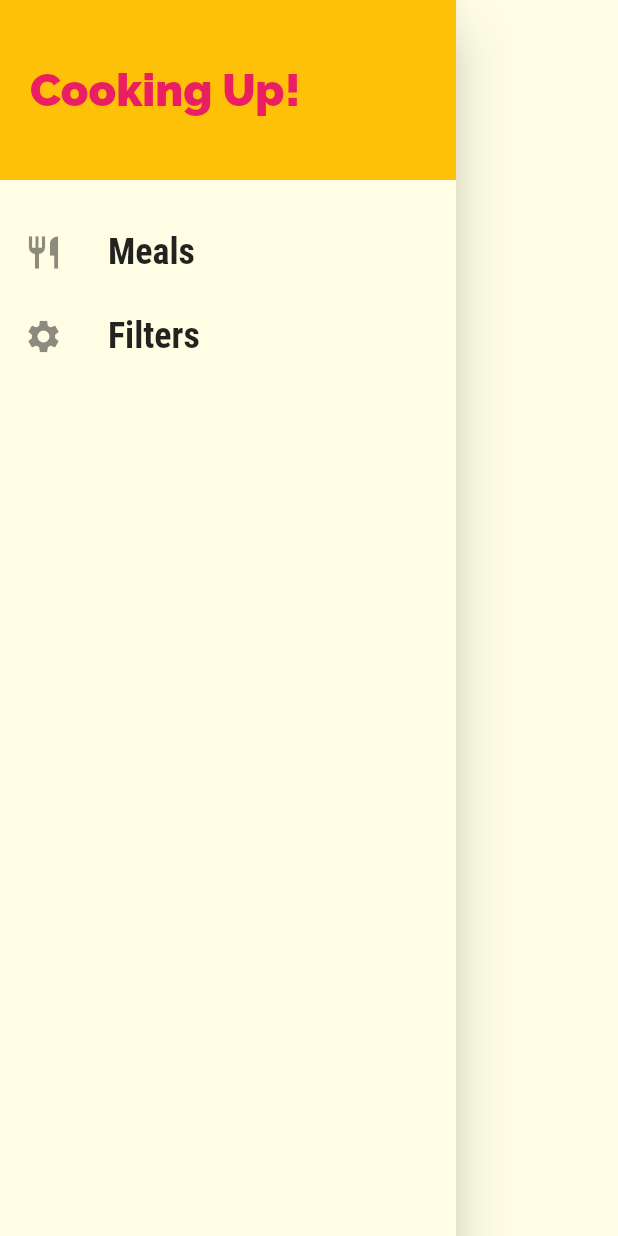
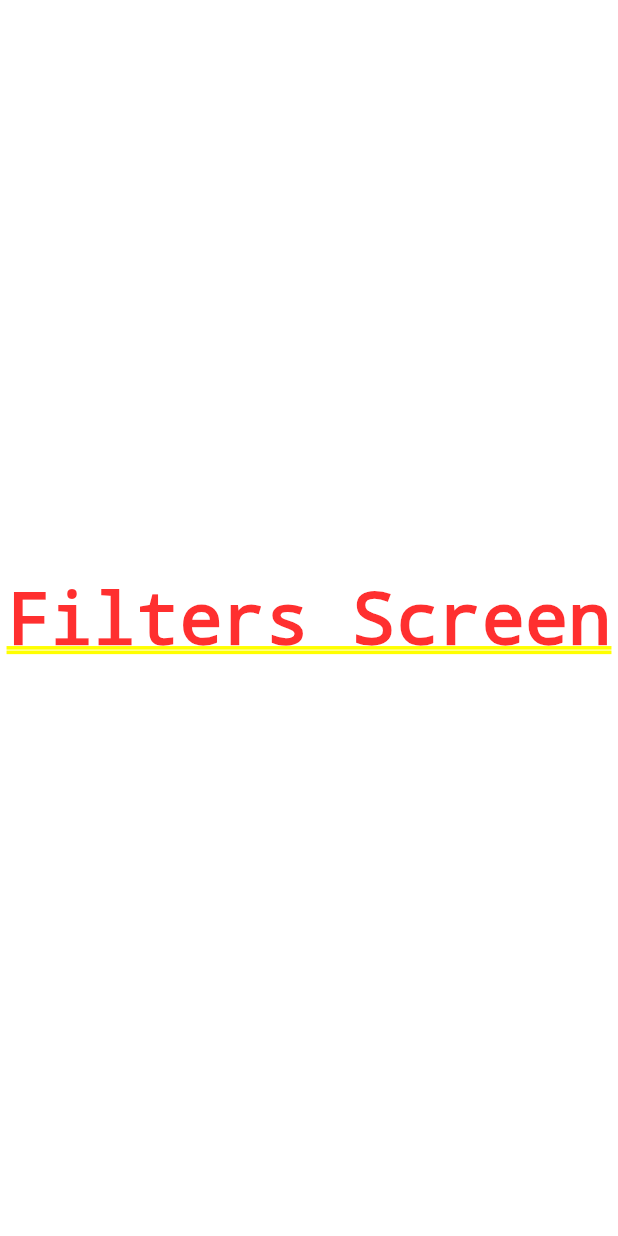
Before and after one commit to khalilpan/flutter_meals_app, a Flutter app: the MainDrawer widget shown alone on an empty page, opened directly, after a tap on "Filters", on a phone screen of 412 x 824 dp. Run offline on Flutter 3.47's test engine with Material 2 defaults, Android fonts, the phone set to English and light mode, and no system bars; statements that could not run were skipped.

Commit message:
connecting ontap element of drawer's items to screens that it should be opnened

```diff
--- a/lib/main.dart
+++ b/lib/main.dart
@@ -1,5 +1,6 @@
 import 'package:flutter/material.dart';
 import 'package:meals_app/screens/category_meals_screen.dart';
+import 'package:meals_app/screens/filters_screen.dart';
 import 'package:meals_app/screens/meal_detail_screen.dart';
 import 'package:meals_app/screens/tabs_screen.dart';
 import 'screens/categories_screen.dart';
@@ -38,6 +39,7 @@ class MyApp extends StatelessWidget {
         '/': (cts) => TabsScreen(),
         CategoriesScreen.routeName: (ctx) => CategoryMealsScreen(),
         MealDetailScreen.routeName: (ctx) => MealDetailScreen(),
+        FiltersScreen.routename: (cts) => FiltersScreen(),
       },
       onGenerateRoute: (settings) {
         print('=========' + settings.arguments);
--- /dev/null
+++ b/lib/screens/filters_screen.dart
@@ -0,0 +1,14 @@
+import 'package:flutter/material.dart';
+
+class FiltersScreen extends StatelessWidget {
+  const FiltersScreen({key}) : super(key: key);
+
+  static const routename = '/filters';
+
+  @override
+  Widget build(BuildContext context) {
+    return Center(
+      child: Text('Filters Screen'),
+    );
+  }
+}
--- a/lib/widgets/main_drawer.dart
+++ b/lib/widgets/main_drawer.dart
@@ -1,9 +1,10 @@
 import 'package:flutter/material.dart';
+import 'package:meals_app/screens/filters_screen.dart';
 
 class MainDrawer extends StatelessWidget {
   const MainDrawer({key}) : super(key: key);
 
-  Widget buildListTile(String title, IconData iconData) {
+  Widget buildListTile(String title, IconData iconData, Function onTapHandler) {
     return ListTile(
       leading: Icon(
         iconData,
@@ -17,7 +18,7 @@ class MainDrawer extends StatelessWidget {
           fontWeight: FontWeight.bold,
         ),
       ),
-      onTap: () {},
+      onTap: onTapHandler,
     );
   }
 
@@ -44,8 +45,12 @@ class MainDrawer extends StatelessWidget {
           SizedBox(
             height: 20,
           ),
-          buildListTile('Meals', Icons.restaurant),
-          buildListTile('Filters', Icons.settings),
+          buildListTile('Meals', Icons.restaurant, () {
+            Navigator.of(context).pushNamed('/');
+          }),
+          buildListTile('Filters', Icons.settings, () {
+            Navigator.of(context).pushNamed(FiltersScreen.routename);
+          }),
         ],
       ),
     );
```
